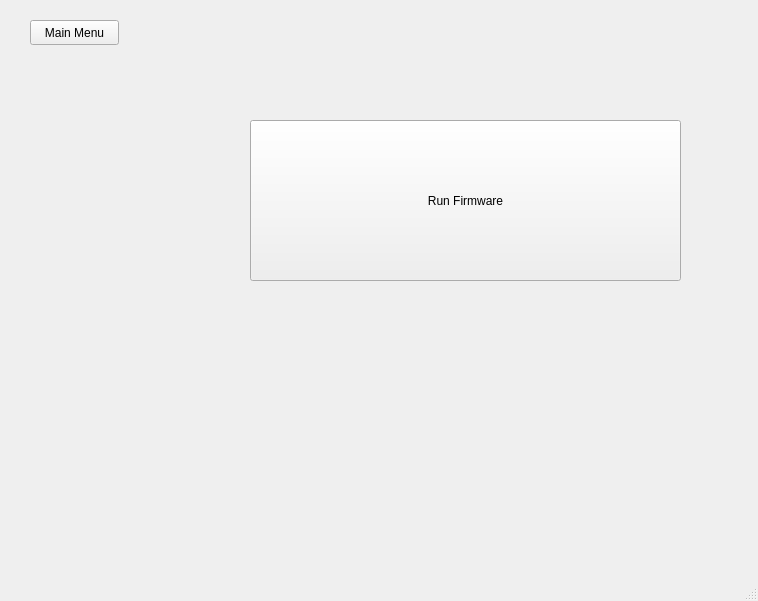
Before: the Qt Designer form RoSA_Monitor/rosawindow.ui in PabloNH00/RoSA_Monitor, drawn with Qt 5.
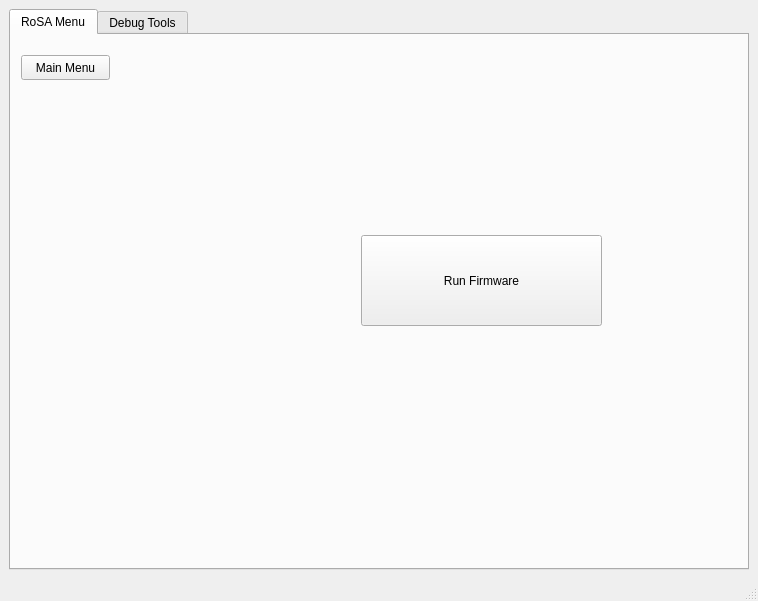
After: the same form once the commit is applied.

```diff
--- a/RoSA_Monitor/rosawindow.ui
+++ b/RoSA_Monitor/rosawindow.ui
@@ -14,13 +14,23 @@
    <string>MainWindow</string>
   </property>
   <widget class="QWidget" name="centralwidget">
+   <layout class="QGridLayout" name="gridLayout">
+    <item row="0" column="0">
+     <widget class="QTabWidget" name="tabRoSAWidget">
+      <property name="currentIndex">
+       <number>0</number>
+      </property>
+      <widget class="QWidget" name="tabRosaMenu">
+       <attribute name="title">
+        <string>RoSA Menu</string>
+       </attribute>
    <widget class="QPushButton" name="firmwareButton">
     <property name="geometry">
      <rect>
-      <x>250</x>
-      <y>120</y>
-      <width>431</width>
-      <height>161</height>
+          <x>350</x>
+          <y>200</y>
+          <width>241</width>
+          <height>91</height>
      </rect>
     </property>
     <property name="text">
@@ -33,7 +43,7 @@
    <widget class="QPushButton" name="mainMenuButton">
     <property name="geometry">
      <rect>
-      <x>30</x>
+          <x>10</x>
       <y>20</y>
       <width>89</width>
       <height>25</height>
@@ -46,6 +56,15 @@
      <string>Main Menu</string>
     </property>
    </widget>
+      </widget>
+      <widget class="QWidget" name="tabDebugTools">
+       <attribute name="title">
+        <string>Debug Tools</string>
+       </attribute>
+      </widget>
+     </widget>
+    </item>
+   </layout>
   </widget>
   <widget class="QMenuBar" name="menubar">
    <property name="geometry">
```
Lines whose indentation alone changed are shown as unchanged.
